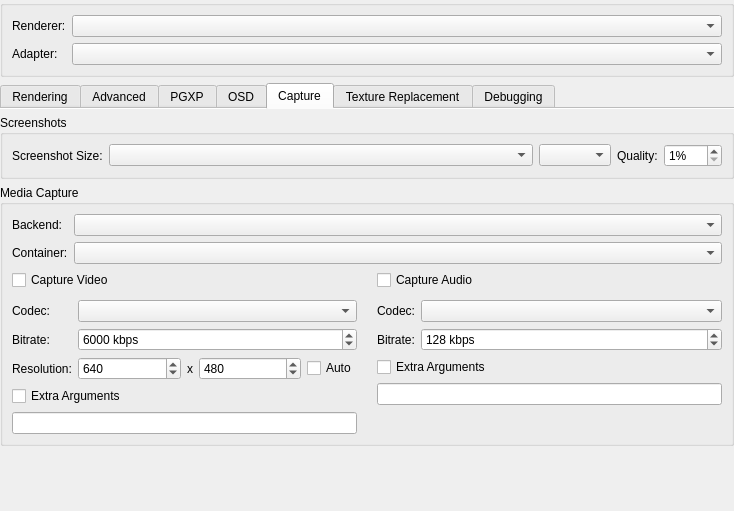
Qt form src/duckstation-qt/graphicssettingswidget.ui (stenzek/duckstation) before a commit.
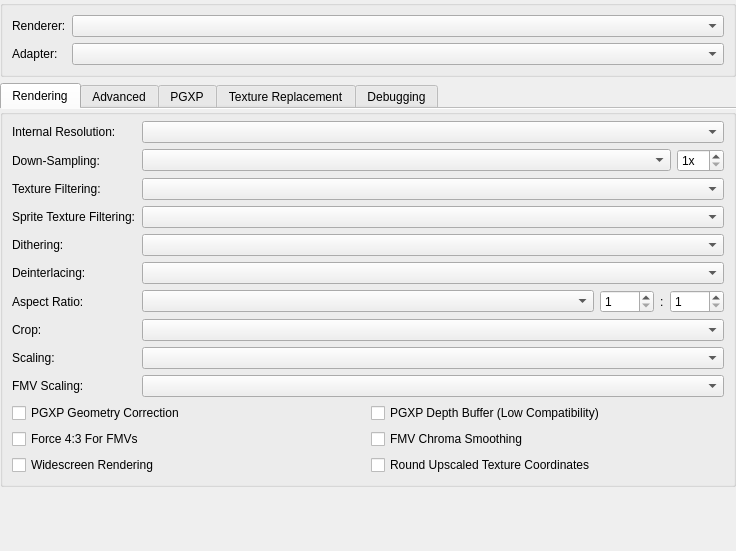
The same form after that commit. The open tabs and pages were chosen to show the change. Icons and pictures are not drawn.

Commit message: Qt: Move OSD and Capture settings to their own sections

```diff
--- a/src/duckstation-qt/graphicssettingswidget.ui
+++ b/src/duckstation-qt/graphicssettingswidget.ui
@@ -6,8 +6,8 @@
    <rect>
     <x>0</x>
     <y>0</y>
-    <width>734</width>
-    <height>511</height>
+    <width>736</width>
+    <height>551</height>
    </rect>
   </property>
   <property name="windowTitle">
@@ -741,637 +741,6 @@
        </item>
       </layout>
      </widget>
-     <widget class="QWidget" name="osdTab">
-      <attribute name="title">
-       <string>OSD</string>
-      </attribute>
-      <layout class="QVBoxLayout" name="verticalLayout_6">
-       <property name="leftMargin">
-        <number>0</number>
-       </property>
-       <property name="topMargin">
-        <number>0</number>
-       </property>
-       <property name="rightMargin">
-        <number>0</number>
-       </property>
-       <property name="bottomMargin">
-        <number>0</number>
-       </property>
-       <item>
-        <widget class="QGroupBox" name="groupBox_8">
-         <property name="title">
-          <string/>
-         </property>
-         <layout class="QGridLayout" name="gridLayout_14" columnstretch="0,1" columnminimumwidth="120,0">
-          <property name="topMargin">
-           <number>6</number>
-          </property>
-          <item row="0" column="0">
-           <widget class="QLabel" name="label_29">
-            <property name="text">
-             <string>Display Scale:</string>
-            </property>
-           </widget>
-          </item>
-          <item row="0" column="1">
-           <widget class="QSpinBox" name="osdScale">
-            <property name="suffix">
-             <string>%</string>
-            </property>
-            <property name="minimum">
-             <number>25</number>
-            </property>
-            <property name="maximum">
-             <number>500</number>
-            </property>
-           </widget>
-          </item>
-          <item row="1" column="0">
-           <widget class="QLabel" name="label_10">
-            <property name="text">
-             <string>Display Margins:</string>
-            </property>
-           </widget>
-          </item>
-          <item row="1" column="1">
-           <widget class="QSpinBox" name="osdMargin">
-            <property name="suffix">
-             <string>px</string>
-            </property>
-            <property name="maximum">
-             <number>200</number>
-            </property>
-           </widget>
-          </item>
-          <item row="2" column="0">
-           <widget class="QLabel" name="label_4">
-            <property name="text">
-             <string>Theme:</string>
-            </property>
-           </widget>
-          </item>
-          <item row="2" column="1">
-           <widget class="QComboBox" name="fullscreenUITheme"/>
-          </item>
-          <item row="3" column="1">
-           <widget class="QComboBox" name="osdMessageLocation"/>
-          </item>
-          <item row="3" column="0">
-           <widget class="QLabel" name="label_5">
-            <property name="text">
-             <string>Message Location:</string>
-            </property>
-           </widget>
-          </item>
-          <item row="4" column="0" colspan="2">
-           <layout class="QGridLayout" name="gridLayout_3">
-            <item row="0" column="0">
-             <widget class="QCheckBox" name="showMessages">
-              <property name="text">
-               <string>Show Messages</string>
-              </property>
-             </widget>
-            </item>
-            <item row="0" column="1">
-             <widget class="QCheckBox" name="showStatusIndicators">
-              <property name="text">
-               <string>Show Status Indicators</string>
-              </property>
-             </widget>
-            </item>
-            <item row="1" column="0">
-             <widget class="QCheckBox" name="showSpeed">
-              <property name="text">
-               <string>Show Emulation Speed</string>
-              </property>
-             </widget>
-            </item>
-            <item row="1" column="1">
-             <widget class="QCheckBox" name="showFPS">
-              <property name="text">
-               <string>Show FPS</string>
-              </property>
-             </widget>
-            </item>
-            <item row="2" column="0">
-             <widget class="QCheckBox" name="showCPU">
-              <property name="text">
-               <string>Show CPU Usage</string>
-              </property>
-             </widget>
-            </item>
-            <item row="2" column="1">
-             <widget class="QCheckBox" name="showGPU">
-              <property name="text">
-               <string>Show GPU Usage</string>
-              </property>
-             </widget>
-            </item>
-            <item row="3" column="0">
-             <widget class="QCheckBox" name="showGPUStatistics">
-              <property name="text">
-               <string>Show GPU Statistics</string>
-              </property>
-             </widget>
-            </item>
-            <item row="3" column="1">
-             <widget class="QCheckBox" name="showResolution">
-              <property name="text">
-               <string>Show Resolution</string>
-              </property>
-             </widget>
-            </item>
-            <item row="4" column="0">
-             <widget class="QCheckBox" name="showFrameTimes">
-              <property name="text">
-               <string>Show Frame Times</string>
-              </property>
-             </widget>
-            </item>
-            <item row="4" column="1">
-             <widget class="QCheckBox" name="showLatencyStatistics">
-              <property name="text">
-               <string>Show Latency Statistics</string>
-              </property>
-             </widget>
-            </item>
-            <item row="5" column="0">
-             <widget class="QCheckBox" name="showInput">
-              <property name="text">
-               <string>Show Controller Input</string>
-              </property>
-             </widget>
-            </item>
-            <item row="5" column="1">
-             <widget class="QCheckBox" name="showSettings">
-              <property name="text">
-               <string>Show Settings</string>
-              </property>
-             </widget>
-            </item>
-           </layout>
-          </item>
-         </layout>
-        </widget>
-       </item>
-       <item>
-        <widget class="QGroupBox" name="osdMessageDurations">
-         <property name="title">
-          <string>Message Durations</string>
-         </property>
-         <layout class="QGridLayout" name="gridLayout_21" columnstretch="0,1,0,1" columnminimumwidth="120,0,120,0">
-          <item row="0" column="0">
-           <widget class="QLabel" name="osdErrorDurationLabel">
-            <property name="text">
-             <string>Error:</string>
-            </property>
-           </widget>
-          </item>
-          <item row="0" column="1">
-           <widget class="QDoubleSpinBox" name="osdErrorDuration">
-            <property name="suffix">
-             <string> seconds</string>
-            </property>
-            <property name="decimals">
-             <number>1</number>
-            </property>
-            <property name="minimum">
-             <double>0.500000000000000</double>
-            </property>
-            <property name="maximum">
-             <double>60.000000000000000</double>
-            </property>
-            <property name="singleStep">
-             <double>0.500000000000000</double>
-            </property>
-           </widget>
-          </item>
-          <item row="0" column="2">
-           <widget class="QLabel" name="osdWarningDurationLabel">
-            <property name="text">
-             <string>Warning:</string>
-            </property>
-           </widget>
-          </item>
-          <item row="0" column="3">
-           <widget class="QDoubleSpinBox" name="osdWarningDuration">
-            <property name="suffix">
-             <string> seconds</string>
-            </property>
-            <property name="decimals">
-             <number>1</number>
-            </property>
-            <property name="minimum">
-             <double>0.500000000000000</double>
-            </property>
-            <property name="maximum">
-             <double>60.000000000000000</double>
-            </property>
-            <property name="singleStep">
-             <double>0.500000000000000</double>
-            </property>
-           </widget>
-          </item>
-          <item row="1" column="0">
-           <widget class="QLabel" name="osdInformationDurationLabel">
-            <property name="text">
-             <string>Informational:</string>
-            </property>
-           </widget>
-          </item>
-          <item row="1" column="1">
-           <widget class="QDoubleSpinBox" name="osdInformationDuration">
-            <property name="suffix">
-             <string> seconds</string>
-            </property>
-            <property name="decimals">
-             <number>1</number>
-            </property>
-            <property name="minimum">
-             <double>0.500000000000000</double>
-            </property>
-            <property name="maximum">
-             <double>60.000000000000000</double>
-            </property>
-            <property name="singleStep">
-             <double>0.500000000000000</double>
-            </property>
-           </widget>
-          </item>
-          <item row="1" column="2">
-           <widget class="QLabel" name="osdQuickDurationLabel">
-            <property name="text">
-             <string>Quick:</string>
-            </property>
-           </widget>
-          </item>
-          <item row="1" column="3">
-           <widget class="QDoubleSpinBox" name="osdQuickDuration">
-            <property name="suffix">
-             <string> seconds</string>
-            </property>
-            <property name="decimals">
-             <number>1</number>
-            </property>
-            <property name="minimum">
-             <double>0.500000000000000</double>
-            </property>
-            <property name="maximum">
-             <double>60.000000000000000</double>
-            </property>
-            <property name="singleStep">
-             <double>0.500000000000000</double>
-            </property>
-           </widget>
-          </item>
-         </layout>
-        </widget>
-       </item>
-       <item>
-        <spacer name="verticalSpacer_5">
-         <property name="orientation">
-          <enum>Qt::Orientation::Vertical</enum>
-         </property>
-         <property name="sizeHint" stdset="0">
-          <size>
-           <width>0</width>
-           <height>0</height>
-          </size>
-         </property>
-        </spacer>
-       </item>
-      </layout>
-     </widget>
-     <widget class="QWidget" name="captureTab">
-      <attribute name="title">
-       <string>Capture</string>
-      </attribute>
-      <layout class="QVBoxLayout" name="verticalLayout_8">
-       <property name="leftMargin">
-        <number>0</number>
-       </property>
-       <property name="topMargin">
-        <number>6</number>
-       </property>
-       <property name="rightMargin">
-        <number>0</number>
-       </property>
-       <property name="bottomMargin">
-        <number>0</number>
-       </property>
-       <item>
-        <widget class="QGroupBox" name="groupBox_10">
-         <property name="title">
-          <string>Screenshots</string>
-         </property>
-         <layout class="QGridLayout" name="gridLayout_15" columnstretch="0,1">
-          <item row="0" column="0">
-           <widget class="QLabel" name="label_21">
-            <property name="text">
-             <string>Screenshot Size:</string>
-            </property>
-           </widget>
-          </item>
-          <item row="0" column="1">
-           <layout class="QHBoxLayout" name="horizontalLayout_5" stretch="1,0,0,0">
-            <item>
-             <widget class="QComboBox" name="screenshotSize"/>
-            </item>
-            <item>
-             <widget class="QComboBox" name="screenshotFormat"/>
-            </item>
-            <item>
-             <widget class="QLabel" name="label_44">
-              <property name="text">
-               <string>Quality:</string>
-              </property>
-             </widget>
-            </item>
-            <item>
-             <widget class="QSpinBox" name="screenshotQuality">
-              <property name="suffix">
-               <string>%</string>
-              </property>
-              <property name="minimum">
-               <number>1</number>
-              </property>
-              <property name="maximum">
-               <number>100</number>
-              </property>
-             </widget>
-            </item>
-           </layout>
-          </item>
-         </layout>
-        </widget>
-       </item>
-       <item>
-        <widget class="QGroupBox" name="captureTabGroupBox">
-         <property name="title">
-          <string>Media Capture</string>
-         </property>
-         <layout class="QGridLayout" name="gridLayout_16" columnstretch="0,1">
-          <item row="0" column="0">
-           <widget class="QLabel" name="label_2">
-            <property name="text">
-             <string>Backend:</string>
-            </property>
-           </widget>
-          </item>
-          <item row="0" column="1">
-           <widget class="QComboBox" name="mediaCaptureBackend"/>
-          </item>
-          <item row="1" column="0">
-           <widget class="QLabel" name="captureContainerLabel">
-            <property name="text">
-             <string>Container:</string>
-            </property>
-           </widget>
-          </item>
-          <item row="1" column="1">
-           <widget class="QComboBox" name="captureContainer"/>
-          </item>
-          <item row="2" column="0" colspan="2">
-           <layout class="QGridLayout" name="captureOptionLayout" columnstretch="1,1">
-            <property name="horizontalSpacing">
-             <number>20</number>
-            </property>
-            <property name="verticalSpacing">
-             <number>10</number>
-            </property>
-            <item row="1" column="1">
-             <widget class="QWidget" name="audioCaptureOptions" native="true">
-              <layout class="QGridLayout" name="gridLayout_20" columnstretch="0,1">
-               <property name="leftMargin">
-                <number>0</number>
-               </property>
-               <property name="topMargin">
-                <number>0</number>
-               </property>
-               <property name="rightMargin">
-                <number>0</number>
-               </property>
-               <property name="bottomMargin">
-                <number>0</number>
-               </property>
-               <item row="0" column="1">
-                <widget class="QComboBox" name="audioCaptureCodec"/>
-               </item>
-               <item row="1" column="0">
-                <widget class="QLabel" name="audioCaptureBitrateLabel">
-                 <property name="text">
-                  <string>Bitrate:</string>
-                 </property>
-                </widget>
-               </item>
-               <item row="1" column="1">
-                <widget class="QSpinBox" name="audioCaptureBitrate">
-                 <property name="suffix">
-                  <string> kbps</string>
-                 </property>
-                 <property name="minimum">
-                  <number>16</number>
-                 </property>
-                 <property name="maximum">
-                  <number>2048</number>
-                 </property>
-                 <property name="singleStep">
-                  <number>1</number>
-                 </property>
-                 <property name="value">
-                  <number>128</number>
-                 </property>
-                </widget>
-               </item>
-               <item row="2" column="0" colspan="2">
-                <widget class="QCheckBox" name="enableAudioCaptureArguments">
-                 <property name="text">
-                  <string>Extra Arguments</string>
-                 </property>
-                </widget>
-               </item>
-               <item row="3" column="0" colspan="2">
-                <widget class="QLineEdit" name="audioCaptureArguments"/>
-               </item>
-               <item row="0" column="0">
-                <widget class="QLabel" name="audioCaptureCodecLabel">
-                 <property name="text">
-                  <string>Codec:</string>
-                 </property>
-                </widget>
-               </item>
-               <item row="4" column="0" colspan="2">
-                <spacer name="verticalSpacer_8">
-                 <property name="orientation">
-                  <enum>Qt::Orientation::Vertical</enum>
-                 </property>
-                 <property name="sizeHint" stdset="0">
-                  <size>
-                   <width>0</width>
-                   <height>0</height>
-                  </size>
-                 </property>
-                </spacer>
-               </item>
-              </layout>
-             </widget>
-            </item>
-            <item row="0" column="1">
-             <widget class="QCheckBox" name="enableAudioCapture">
-              <property name="text">
-               <string>Capture Audio</string>
-              </property>
-             </widget>
-            </item>
-            <item row="1" column="0">
-             <widget class="QWidget" name="videoCaptureOptions" native="true">
-              <layout class="QGridLayout" name="gridLayout_19" columnstretch="0,1">
-               <property name="leftMargin">
-                <number>0</number>
-               </property>
-               <property name="topMargin">
-                <number>0</number>
-               </property>
-               <property name="rightMargin">
-                <number>0</number>
-               </property>
-               <property name="bottomMargin">
-                <number>0</number>
-               </property>
-               <item row="0" column="0">
-                <widget class="QLabel" name="videoCaptureCodecLabel">
-                 <property name="text">
-                  <string>Codec:</string>
-                 </property>
-                </widget>
-               </item>
-               <item row="0" column="1">
-                <widget class="QComboBox" name="videoCaptureCodec"/>
-               </item>
-               <item row="1" column="0">
-                <widget class="QLabel" name="videoCaptureBitrateLabel">
-                 <property name="text">
-                  <string>Bitrate:</string>
-                 </property>
-                </widget>
-               </item>
-               <item row="1" column="1">
-                <widget class="QSpinBox" name="videoCaptureBitrate">
-                 <property name="suffix">
-                  <string extracomment="Unit that will appear next to a number. Alter the space or whatever is needed before the text depending on your language."> kbps</string>
-                 </property>
-                 <property name="minimum">
-                  <number>100</number>
-                 </property>
-                 <property name="maximum">
-                  <number>100000</number>
-                 </property>
-                 <property name="singleStep">
-                  <number>100</number>
-                 </property>
-                 <property name="value">
-                  <number>6000</number>
-                 </property>
-                </widget>
-               </item>
-               <item row="2" column="0">
-                <widget class="QLabel" name="videoCaptureResolutionLabel">
-                 <property name="text">
-                  <string>Resolution:</string>
-                 </property>
-                </widget>
-               </item>
-               <item row="2" column="1">
-                <layout class="QHBoxLayout" name="videoCaptureSizeLayout" stretch="1,0,1,0">
-                 <item>
-                  <widget class="QSpinBox" name="videoCaptureWidth">
-                   <property name="minimum">
-                    <number>320</number>
-                   </property>
-                   <property name="maximum">
-                    <number>32768</number>
-                   </property>
-                   <property name="singleStep">
-                    <number>16</number>
-                   </property>
-                   <property name="value">
-                    <number>640</number>
-                   </property>
-                  </widget>
-                 </item>
-                 <item>
-                  <widget class="QLabel" name="xLabel">
-                   <property name="text">
-                    <string>x</string>
-                   </property>
-                  </widget>
-                 </item>
-                 <item>
-                  <widget class="QSpinBox" name="videoCaptureHeight">
-                   <property name="minimum">
-                    <number>240</number>
-                   </property>
-                   <property name="maximum">
-                    <number>32768</number>
-                   </property>
-                   <property name="singleStep">
-                    <number>16</number>
-                   </property>
-                   <property name="value">
-                    <number>480</number>
-                   </property>
-                  </widget>
-                 </item>
-                 <item>
-                  <widget class="QCheckBox" name="videoCaptureResolutionAuto">
-                   <property name="text">
-                    <string>Auto</string>
-                   </property>
-                  </widget>
-                 </item>
-                </layout>
-               </item>
-               <item row="3" column="0" colspan="2">
-                <widget class="QCheckBox" name="enableVideoCaptureArguments">
-                 <property name="text">
-                  <string>Extra Arguments</string>
-                 </property>
-                </widget>
-               </item>
-               <item row="4" column="0" colspan="2">
-                <widget class="QLineEdit" name="videoCaptureArguments"/>
-               </item>
-              </layout>
-             </widget>
-            </item>
-            <item row="0" column="0">
-             <widget class="QCheckBox" name="enableVideoCapture">
-              <property name="text">
-               <string>Capture Video</string>
-              </property>
-             </widget>
-            </item>
-           </layout>
-          </item>
-         </layout>
-        </widget>
-       </item>
-       <item>
-        <spacer name="verticalSpacer_7">
-         <property name="orientation">
-          <enum>Qt::Orientation::Vertical</enum>
-         </property>
-         <property name="sizeHint" stdset="0">
-          <size>
-           <width>20</width>
-           <height>0</height>
-          </size>
-         </property>
-        </spacer>
-       </item>
-      </layout>
-     </widget>
      <widget class="QWidget" name="tabTextureReplacements">
       <attribute name="title">
        <string>Texture Replacement</string>
```
The commit also changes 21 other files.
